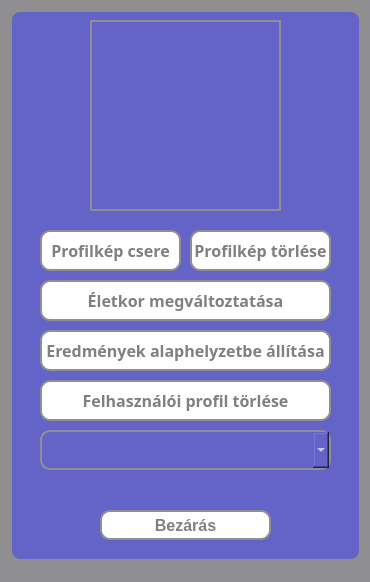
Before: the Qt Designer form src/main/resources/ui/default/settingsWindow.ui in pkristof1999/Szakdolgozat, drawn with Qt 5.
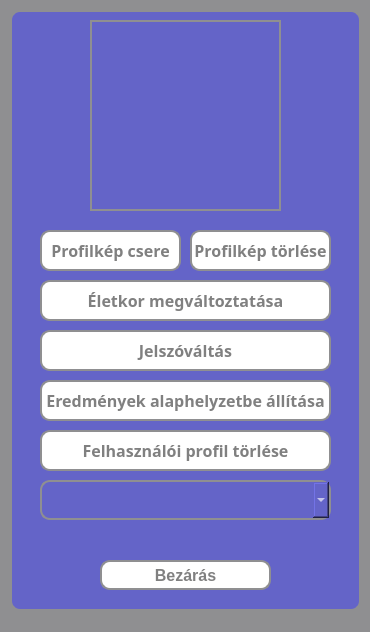
After: the same form once the commit is applied.

Commit message: Jelszóváltás gomb hozzáadása a Beállításokhoz

```diff
--- a/src/main/resources/ui/default/settingsWindow.ui
+++ b/src/main/resources/ui/default/settingsWindow.ui
@@ -7,7 +7,7 @@
     <x>0</x>
     <y>0</y>
     <width>370</width>
-    <height>582</height>
+    <height>632</height>
    </rect>
   </property>
   <property name="windowTitle">
@@ -25,7 +25,7 @@
       <x>10</x>
       <y>10</y>
       <width>351</width>
-      <height>551</height>
+      <height>601</height>
      </rect>
     </property>
     <property name="styleSheet">
@@ -123,7 +123,7 @@
      <property name="geometry">
       <rect>
        <x>30</x>
-       <y>320</y>
+       <y>370</y>
        <width>291</width>
        <height>41</height>
       </rect>
@@ -154,7 +154,7 @@
      <property name="geometry">
       <rect>
        <x>30</x>
-       <y>370</y>
+       <y>420</y>
        <width>291</width>
        <height>41</height>
       </rect>
@@ -185,7 +185,7 @@
      <property name="geometry">
       <rect>
        <x>30</x>
-       <y>420</y>
+       <y>470</y>
        <width>291</width>
        <height>40</height>
       </rect>
@@ -245,7 +245,7 @@
      <property name="geometry">
       <rect>
        <x>90</x>
-       <y>500</y>
+       <y>550</y>
        <width>171</width>
        <height>30</height>
       </rect>
@@ -267,6 +267,37 @@
       <string>Bezárás</string>
      </property>
     </widget>
+    <widget class="QPushButton" name="changePasswordButton">
+     <property name="geometry">
+      <rect>
+       <x>30</x>
+       <y>320</y>
+       <width>291</width>
+       <height>41</height>
+      </rect>
+     </property>
+     <property name="font">
+      <font>
+       <family>Corbel</family>
+       <pointsize>-1</pointsize>
+       <bold>true</bold>
+      </font>
+     </property>
+     <property name="styleSheet">
+      <string notr="true">* {
+	background-color: white;
+	color: grey;
+}
+
+*:hover {
+	background-color: rgb(120, 120, 220);
+	color: white;
+}</string>
+     </property>
+     <property name="text">
+      <string>Jelszóváltás</string>
+     </property>
+    </widget>
    </widget>
   </widget>
   <widget class="QStatusBar" name="statusbar"/>
```
